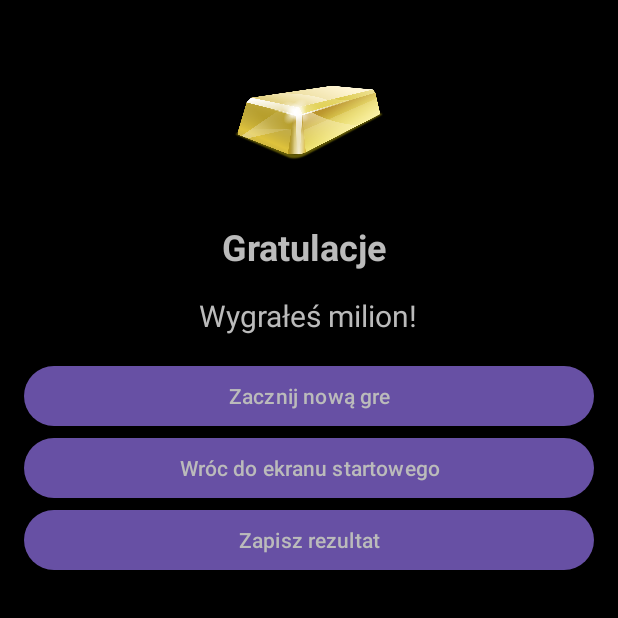
After one commit to Marcinek69XL/MilionerzyGra2, an Android app: the WygralesMilionActivity screen opened directly, with no data from a screen before it, on a phone screen of 412 x 824 dp, the top half of it. The commit adds this screen. Run offline under Robolectric (Android 15) with nearby library versions, the phone set to English and light mode, and no system bars.

Commit message:
Dodanie okna wygrania miliona, ograniczenie nazwy gracza do 10 znakow

```diff
--- a/app/src/main/AndroidManifest.xml
+++ b/app/src/main/AndroidManifest.xml
@@ -12,6 +12,9 @@
         android:supportsRtl="true"
         android:theme="@style/Theme.MilionerzyGra2"
         tools:targetApi="31">
+        <activity
+            android:name=".uicontrollers.WygralesMilionActivity"
+            android:exported="false" />
         <activity
             android:name=".uicontrollers.WynikiActivity"
             android:exported="false" />
--- a/app/src/main/java/com/example/milionerzygra2/uicontrollers/DobraOdpowiedzActivity.kt
+++ b/app/src/main/java/com/example/milionerzygra2/uicontrollers/DobraOdpowiedzActivity.kt
@@ -19,16 +19,19 @@ class DobraOdpowiedzActivity : AppCompatActivity() {
         binding = ActivityDobraOdpowiedzBinding.inflate(layoutInflater)
         setContentView(binding.root)
 
+        // Przekieruj do okna wygrania miliona
+        val nastepnaWybrana = Gra.PokazKwoteNastepnegoPytania();
+        if(nastepnaWybrana == null){
+            val intent = Intent(this, WygralesMilionActivity::class.java)
+            startActivity(intent);
+        }
+
         ustawKontrolki();
     }
 
     private fun ustawKontrolki() {
         val wygranaAktualna = Gra.PokazAktualnaKwoteEtapu();
         val nastepnaWybrana = Gra.PokazKwoteNastepnegoPytania();
-
-        if(nastepnaWybrana == null){
-            // TODO: Koniec gry, wygrales mln, nowa activity
-        }
 
         binding.textViewCurrentWin.text = "Wygrałeś: " + wygranaAktualna;
         binding.textViewNextWin.text = "Następne pytanie o: " + nastepnaWybrana;
--- /dev/null
+++ b/app/src/main/java/com/example/milionerzygra2/uicontrollers/WygralesMilionActivity.kt
@@ -0,0 +1,84 @@
+package com.example.milionerzygra2.uicontrollers
+
+import android.content.Intent
+import android.media.MediaPlayer
+import androidx.appcompat.app.AppCompatActivity
+import android.os.Bundle
+import android.view.View
+import android.widget.Toast
+import androidx.lifecycle.lifecycleScope
+import com.example.milionerzygra2.Gra
+import com.example.milionerzygra2.R
+import com.example.milionerzygra2.controllers.WynikController
+import com.example.milionerzygra2.databinding.ActivityNazwaUzytkownikaBinding
+import com.example.milionerzygra2.databinding.ActivityWygralesMilionBinding
+import com.example.milionerzygra2.models.EtapyKwotyEnum
+import com.example.milionerzygra2.models.WynikModel
+import kotlinx.coroutines.launch
+
+class WygralesMilionActivity : AppCompatActivity() {
+
+    private lateinit var binding: ActivityWygralesMilionBinding
+    private var czyJuzZapisano = false;
+    private lateinit var wynikController : WynikController;
+    private var mediaPlayer: MediaPlayer? = null
+
+    override fun onCreate(savedInstanceState: Bundle?) {
+        super.onCreate(savedInstanceState)
+        binding = ActivityWygralesMilionBinding.inflate(layoutInflater)
+        setContentView(binding.root)
+
+        //Piosenka
+        mediaPlayer = MediaPlayer.create(this, R.raw.we_are_the_champions);
+        mediaPlayer?.start()
+
+        wynikController = WynikController(this);
+
+        ZaladujDoUI(Gra.DajNazweGracza());
+    }
+
+    private fun ZaladujDoUI(gracz: String)
+    {
+        binding.tvGratulacje.text = "Gratulacje $gracz";
+    }
+
+    fun btnZacznijOdNowaClicked(view: View) {
+        Gra.KoniecGryDajWygranaIZerujGre(this); // zeby wyzerowac, nie tworze specjalnie nwoej
+
+        val intent = Intent(this, ZakladkaPytaniaActivity::class.java)
+        startActivity(intent);
+    }
+    fun btnWrocDoEkranuStartowegoClicked(view: View) {
+        Gra.KoniecGryDajWygranaIZerujGre(this); // zeby wyzerowac, nie tworze specjalnie nwoej
+
+        val intent = Intent(this, MainActivity::class.java)
+        startActivity(intent);
+    }
+    fun btnZapiszRezultatClicked(view: View) {
+
+        if (!czyJuzZapisano)
+        {
+            val wynikModel = WynikModel(EtapyKwotyEnum._1000000.kwota, Gra.DajNazweGracza());
+
+            lifecycleScope.launch {
+                wynikController.ZapiszWynik(wynikModel);
+            }
+
+            czyJuzZapisano = true;
+            Toast.makeText(this, "Zapisano", Toast.LENGTH_SHORT).show();
+        }
+        else
+        {
+            Toast.makeText(this, "Wynik już zapisano raz", Toast.LENGTH_SHORT).show();
+        }
+    }
+    override fun onBackPressed() {}
+
+    override fun onDestroy() {
+        super.onDestroy()
+
+        // Zwolnienie zasobów MediaPlayer po zakończeniu aktywności
+        mediaPlayer?.release()
+        mediaPlayer = null
+    }
+}
--- a/app/src/main/res/layout/activity_nazwa_uzytkownika.xml
+++ b/app/src/main/res/layout/activity_nazwa_uzytkownika.xml
@@ -25,6 +25,7 @@
         android:layout_width="match_parent"
         android:layout_height="wrap_content"
         android:layout_marginTop="16dp"
+        android:maxLength="10"
         android:hint="Nazwa użytkownika"
         android:inputType="text"
         android:maxLines="1"
--- /dev/null
+++ b/app/src/main/res/layout/activity_wygrales_milion.xml
@@ -0,0 +1,65 @@
+<?xml version="1.0" encoding="utf-8"?>
+<LinearLayout
+    xmlns:android="http://schemas.android.com/apk/res/android"
+    android:layout_width="match_parent"
+    android:layout_height="match_parent"
+    android:orientation="vertical"
+    android:background="@color/black"
+    android:padding="16dp">
+
+    <ImageView
+        android:id="@+id/imageViewGoldBars"
+        android:layout_width="100dp"
+        android:layout_height="100dp"
+        android:layout_gravity="center"
+        android:src="@drawable/sztabka"
+        android:layout_marginTop="16dp"
+        android:layout_marginBottom="16dp" />
+
+    <TextView
+        android:id="@+id/tvGratulacje"
+        android:layout_width="wrap_content"
+        android:layout_height="wrap_content"
+        android:text="Gratulacje Loremipsim!"
+        android:textSize="24sp"
+        android:textColor="@color/moj_bialy"
+        android:textStyle="bold"
+        android:layout_gravity="center"
+        android:layout_marginBottom="16dp" />
+
+    <TextView
+        android:id="@+id/textViewCongratulationsMessage"
+        android:layout_width="wrap_content"
+        android:layout_height="wrap_content"
+        android:text="Wygrałeś milion!"
+        android:textSize="20sp"
+        android:textColor="@color/moj_bialy"
+        android:layout_gravity="center"
+        android:layout_marginBottom="16dp" />
+
+    <Button
+        android:id="@+id/btnZacznijOdNowa"
+        android:layout_width="match_parent"
+        android:layout_height="wrap_content"
+        android:text="Zacznij nową gre"
+        android:onClick="btnZacznijOdNowaClicked"
+        android:textColor="@color/moj_bialy"
+        android:layout_gravity="center" />
+    <Button
+        android:id="@+id/btnWrocDoEkranuStartowego"
+        android:layout_width="match_parent"
+        android:layout_height="wrap_content"
+        android:text="Wróc do ekranu startowego"
+        android:onClick="btnWrocDoEkranuStartowegoClicked"
+        android:textColor="@color/moj_bialy"
+        android:layout_gravity="center" />
+    <Button
+        android:id="@+id/btnZapiszRezultat"
+        android:layout_width="match_parent"
+        android:layout_height="wrap_content"
+        android:text="Zapisz rezultat"
+        android:onClick="btnZapiszRezultatClicked"
+        android:textColor="@color/moj_bialy"
+        android:layout_gravity="center" />
+
+</LinearLayout>
```
Also changed, not shown: app/src/main/res/drawable/sztabka.png (added), 1 other file.
